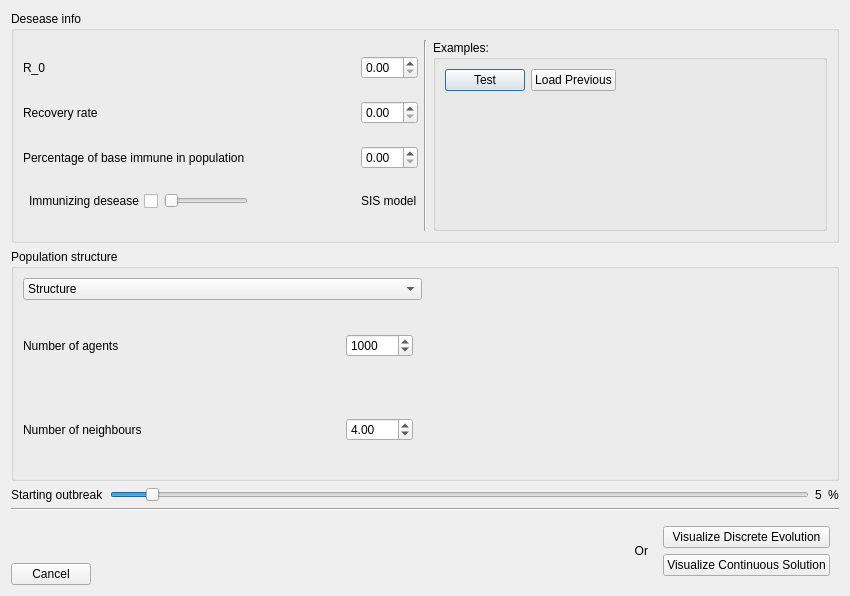
lcarlett/EpidemicAgents, file Pythonapp/StartOptionsDialog.ui: the form before one commit.
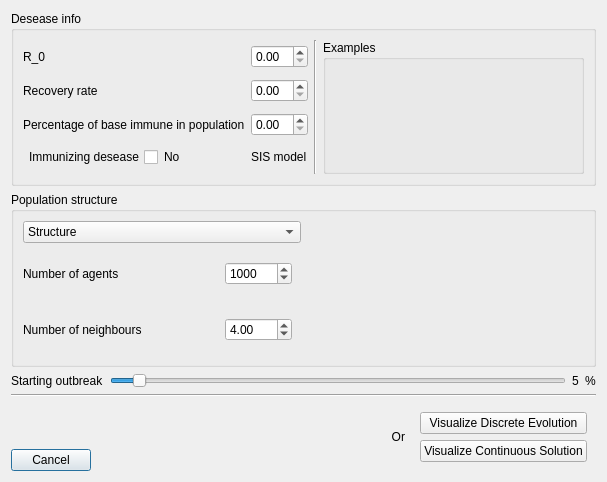
The form after the commit.

```diff
--- a/Pythonapp/StartOptionsDialog.ui
+++ b/Pythonapp/StartOptionsDialog.ui
@@ -6,8 +6,8 @@
    <rect>
     <x>0</x>
     <y>0</y>
-    <width>850</width>
-    <height>596</height>
+    <width>607</width>
+    <height>482</height>
    </rect>
   </property>
   <property name="windowTitle">
@@ -47,21 +47,9 @@
            </widget>
           </item>
           <item>
-           <widget class="QSlider" name="immune_time_slider">
-            <property name="enabled">
-             <bool>false</bool>
-            </property>
-            <property name="toolTip">
-             <string>Time before immune turn into newly susceptible</string>
-            </property>
-            <property name="minimum">
-             <number>2</number>
-            </property>
-            <property name="maximum">
-             <number>100</number>
-            </property>
-            <property name="orientation">
-             <enum>Qt::Horizontal</enum>
+           <widget class="QLabel" name="yes_no_immunizing_label">
+            <property name="text">
+             <string>No</string>
             </property>
            </widget>
           </item>
@@ -185,64 +173,23 @@
       <item>
        <widget class="QGroupBox" name="horizontalGroupBox_6">
         <property name="title">
-         <string>Examples:</string>
+         <string>Examples</string>
         </property>
-        <layout class="QHBoxLayout" name="horizontalLayout_6">
-         <item>
-          <layout class="QVBoxLayout" name="verticalLayout_3">
-           <item>
-            <widget class="QPushButton" name="test_desease">
-             <property name="sizePolicy">
-              <sizepolicy hsizetype="Minimum" vsizetype="Minimum">
-               <horstretch>0</horstretch>
-               <verstretch>0</verstretch>
-              </sizepolicy>
-             </property>
-             <property name="text">
-              <string>Test</string>
-             </property>
-            </widget>
-           </item>
-           <item>
-            <spacer name="verticalSpacer">
-             <property name="orientation">
-              <enum>Qt::Vertical</enum>
-             </property>
-             <property name="sizeHint" stdset="0">
-              <size>
-               <width>20</width>
-               <height>40</height>
-              </size>
-             </property>
-            </spacer>
-           </item>
-          </layout>
+        <layout class="QGridLayout" name="examples_layout">
+         <item row="1" column="0">
+          <spacer name="verticalSpacer">
+           <property name="orientation">
+            <enum>Qt::Vertical</enum>
+           </property>
+           <property name="sizeHint" stdset="0">
+            <size>
+             <width>20</width>
+             <height>40</height>
+            </size>
+           </property>
+          </spacer>
          </item>
-         <item>
-          <layout class="QVBoxLayout" name="verticalLayout_12">
-           <item>
-            <widget class="QPushButton" name="pushButton_2">
-             <property name="text">
-              <string>Load Previous</string>
-             </property>
-            </widget>
-           </item>
-           <item>
-            <spacer name="verticalSpacer_3">
-             <property name="orientation">
-              <enum>Qt::Vertical</enum>
-             </property>
-             <property name="sizeHint" stdset="0">
-              <size>
-               <width>20</width>
-               <height>40</height>
-              </size>
-             </property>
-            </spacer>
-           </item>
-          </layout>
-         </item>
-         <item>
+         <item row="0" column="1">
           <spacer name="horizontalSpacer_2">
            <property name="orientation">
             <enum>Qt::Horizontal</enum>
```
Left out of the diff: 34 changed lines with no effect on the pictures.
